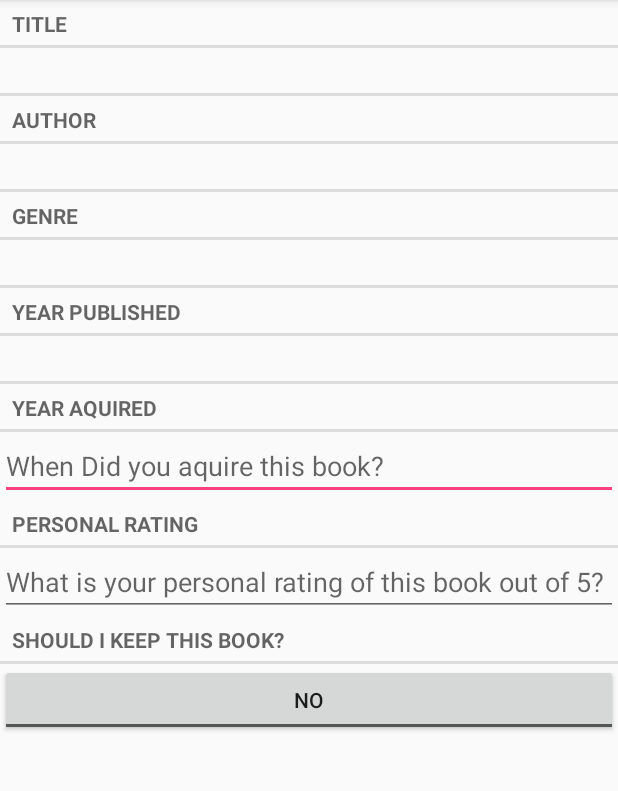
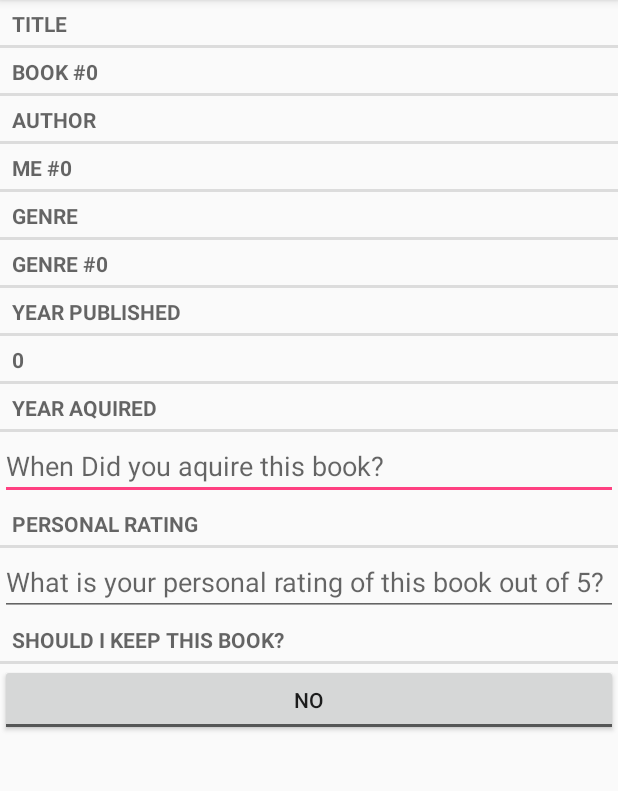
Before and after one commit to Mikerah/BoMa, an Android app: the screen it shows after launch (DetailActivity), after a tap on an icon or button, on a phone screen of 412 x 824 dp, the part 84-875 px from its top. Run offline under Robolectric (Android 15) with nearby library versions, the phone set to English and light mode, and no system bars; 1 statement that could not run was skipped.

Commit message:
Completed basic functionality of Detail Activity + UI for Detail Activity

```diff
--- a/BoMa/app/src/main/java/com/example/mikerah/boma/BookManager.java
+++ b/BoMa/app/src/main/java/com/example/mikerah/boma/BookManager.java
@@ -1,6 +1,7 @@
 package com.example.mikerah.boma;
 
 import android.content.Context;
+import android.util.Log;
 
 import java.util.ArrayList;
 import java.util.List;
@@ -36,7 +37,7 @@ public class BookManager {
 
     public Book getBook(UUID id) {
         for (Book book: mBooks){
-            if(book.getId() == id){
+            if(book.getId().equals(id)){
                 return book;
             }
         }
--- a/BoMa/app/src/main/java/com/example/mikerah/boma/DetailActivity.java
+++ b/BoMa/app/src/main/java/com/example/mikerah/boma/DetailActivity.java
@@ -1,13 +1,47 @@
 package com.example.mikerah.boma;
 
+import android.content.Intent;
 import android.support.v7.app.AppCompatActivity;
 import android.os.Bundle;
+import android.util.Log;
+import android.widget.TextView;
+
+import org.w3c.dom.Text;
+
+import java.util.UUID;
 
 public class DetailActivity extends AppCompatActivity {
+    private Book mBook;
+    private BookManager mBookManager;
+
+    private TextView mBookTitle;
+    private TextView mBookAuthor;
+    private TextView mBookGenre;
+    private TextView mBookYear;
+
 
     @Override
     protected void onCreate(Bundle savedInstanceState) {
         super.onCreate(savedInstanceState);
         setContentView(R.layout.activity_detail);
+
+        Intent intent = getIntent();
+        UUID bookId = (UUID) intent.getSerializableExtra("BookID");
+        mBookManager = BookManager.get(getApplicationContext());
+        mBook = mBookManager.getBook(bookId);
+
+        mBookTitle = (TextView) findViewById(R.id.detail_title);
+        mBookTitle.setText(mBook.getTitle());
+
+        mBookAuthor = (TextView) findViewById(R.id.detail_author);
+        mBookAuthor.setText(mBook.getAuthor());
+
+        mBookGenre = (TextView) findViewById(R.id.detail_genre);
+        mBookGenre.setText(mBook.getGenre());
+
+        mBookYear = (TextView) findViewById(R.id.detail_year_published);
+        mBookYear.setText(Integer.toString(mBook.getYearPublished()));
+
+
     }
 }
--- a/BoMa/app/src/main/res/layout/activity_detail.xml
+++ b/BoMa/app/src/main/res/layout/activity_detail.xml
@@ -51,7 +51,7 @@
         style="?android:listSeparatorTextViewStyle"/>
 
     <TextView
-        android:id="@+id/detail_year"
+        android:id="@+id/detail_year_published"
         android:layout_width="match_parent"
         android:layout_height="wrap_content"
         style="?android:listSeparatorTextViewStyle"/>
```
